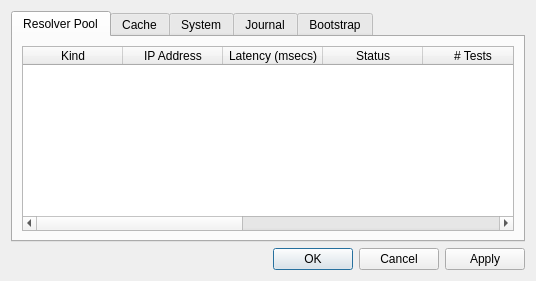
8bitgeek/OpenNIC-Wizard, file trunk/client/settings.ui: the form before one commit.
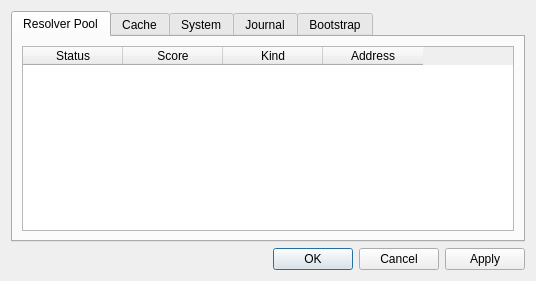
The form after the commit. Icons and pictures are not drawn.

Commit message: Added progress bars and status icons to task tray gui. Fixed resolver pool sort bug resilting in scores not being sorted properly.

Patch:
```diff
--- a/trunk/client/settings.ui
+++ b/trunk/client/settings.ui
@@ -44,21 +44,6 @@
          <property name="enabled">
           <bool>true</bool>
          </property>
-         <column>
-          <property name="text">
-           <string>Kind</string>
-          </property>
-         </column>
-         <column>
-          <property name="text">
-           <string>IP Address</string>
-          </property>
-         </column>
-         <column>
-          <property name="text">
-           <string>Latency (msecs)</string>
-          </property>
-         </column>
          <column>
           <property name="text">
            <string>Status</string>
@@ -66,27 +51,17 @@
          </column>
          <column>
           <property name="text">
-           <string># Tests</string>
+           <string>Score</string>
           </property>
          </column>
          <column>
           <property name="text">
-           <string># Replies</string>
+           <string>Kind</string>
           </property>
          </column>
          <column>
           <property name="text">
-           <string># Timeout</string>
-          </property>
-         </column>
-         <column>
-          <property name="text">
-           <string>Last Reply</string>
-          </property>
-         </column>
-         <column>
-          <property name="text">
-           <string>Last Timeout</string>
+           <string>Address</string>
           </property>
          </column>
         </widget>
```
The commit also changes 16 other files.
